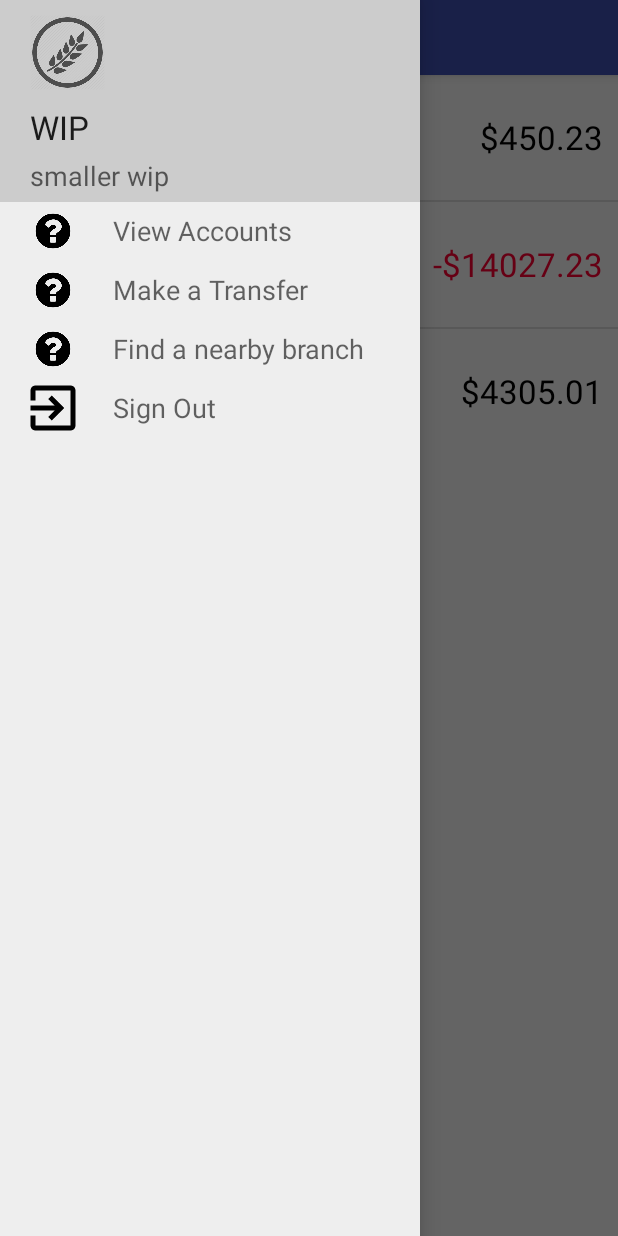
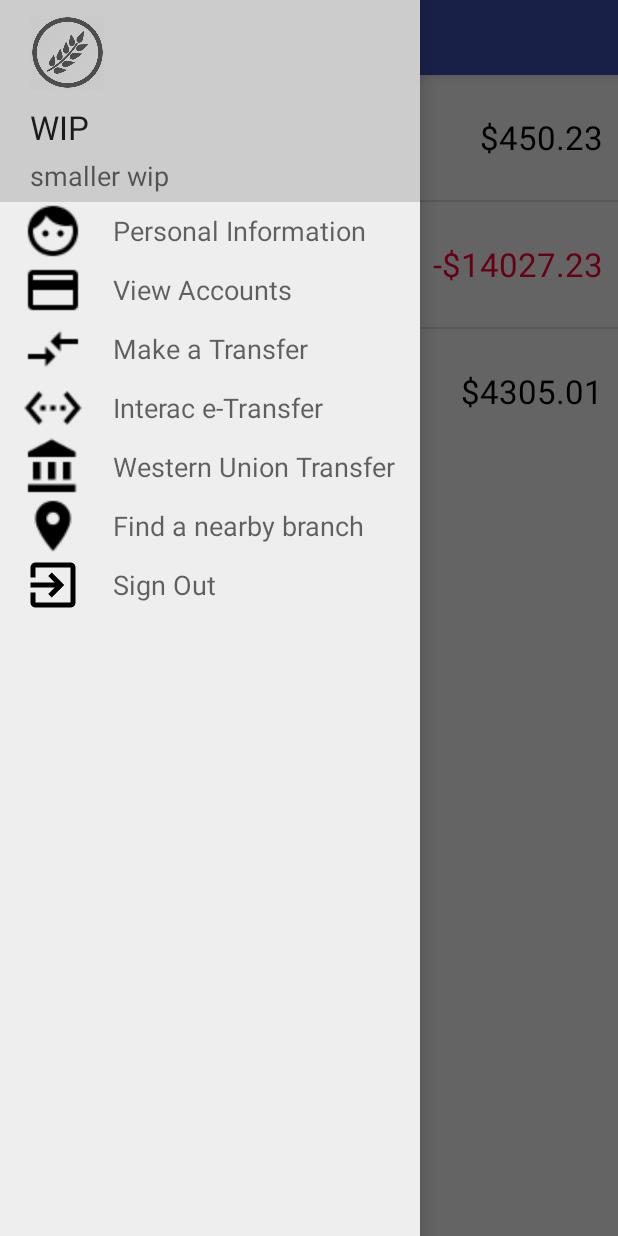
Before and after one commit to CraigBryan/baNGk, an Android app: the NavDrawerActivity screen opened directly, with no data from a screen before it, with the side drawer open, on a phone screen of 412 x 824 dp. Run offline under Robolectric (Android 15) with nearby library versions, the phone set to English and light mode, and no system bars.

```diff
--- a/bangk_android_prototype/app/src/main/java/com/bangk/bangk_android_prototype/NavDrawer/NavClickHandler.java
+++ b/bangk_android_prototype/app/src/main/java/com/bangk/bangk_android_prototype/NavDrawer/NavClickHandler.java
@@ -3,6 +3,8 @@ package com.bangk.bangk_android_prototype.NavDrawer;
 import android.content.Intent;
 import android.support.v4.widget.DrawerLayout;
 import android.util.Log;
+import android.widget.Toast;
+
 import com.bangk.bangk_android_prototype.R;
 import com.bangk.bangk_android_prototype.WelcomeActivity;
 
@@ -21,6 +23,9 @@ public class NavClickHandler {
 
     public void doNavAction(String action) {
         switch(action) {
+            case "viewprofile":
+                // TODO load profile view
+                break;
             case "viewaccounts":
                 context.loadFragment(R.layout.view_accounts);
                 break;
@@ -35,6 +40,11 @@ public class NavClickHandler {
             case "map":
                 context.loadFragment(R.layout.view_map);
                 break;
+            case "unimplemented":
+                Toast.makeText(
+                    context, "Feature Unimplemented", Toast.LENGTH_SHORT
+                ).show();
+                return;
             default:
                 Log.e(
                     "baNGk ERROR", "Unknown nav drawer action done: " + action
--- a/bangk_android_prototype/app/src/main/java/com/bangk/bangk_android_prototype/NavDrawer/NavDrawerActivity.java
+++ b/bangk_android_prototype/app/src/main/java/com/bangk/bangk_android_prototype/NavDrawer/NavDrawerActivity.java
@@ -124,17 +124,42 @@ public class NavDrawerActivity extends AppCompatActivity {
     }
 
     private void populateNavDrawer(NavDrawerAdapter navList) {
-        // Some fake nav items
+        // Nav items, titles, adn icon definitions
         navList.add(new NavDrawerItem(
-            "View Accounts", "viewaccounts", R.mipmap.questionmark)
-        );
+            "Personal Information",
+            "viewprofile",
+            R.mipmap.ic_face_black_24dp
+        ));
         navList.add(new NavDrawerItem(
-            "Make a Transfer", "transfer", R.mipmap.questionmark)
-        );
+            "View Accounts",
+            "viewaccounts",
+            R.mipmap.ic_credit_card_black_24dp
+        ));
         navList.add(new NavDrawerItem(
-            "Find a nearby branch", "map", R.mipmap.questionmark)
-        );
-        // Sign out
+            "Make a Transfer",
+            "transfer",
+            R.mipmap.ic_compare_arrows_black_24dp
+        ));
+
+        // Unimplemented action
+        navList.add(new NavDrawerItem(
+            "Interac e-Transfer",
+            "unimplemented",
+            R.mipmap.ic_settings_ethernet_black_24dp
+        ));
+        // Unimplemented action
+        navList.add(new NavDrawerItem(
+            "Western Union Transfer",
+            "unimplemented",
+            R.mipmap.ic_account_balance_black_24dp
+        ));
+
+        navList.add(new NavDrawerItem(
+            "Find a nearby branch",
+            "map",
+            R.mipmap.ic_room_black_24dp
+        ));
+        // Sign out (always last)
         navList.add(
             new NavDrawerItem("Sign Out", "signout", R.mipmap.logout)
         );
```
Also changed, not shown: bangk_android_prototype/app/src/main/res/mipmap-xhdpi/ic_account_balance_black_24dp.png (added), bangk_android_prototype/app/src/main/res/mipmap-xhdpi/ic_compare_arrows_black_24dp.png (added), bangk_android_prototype/app/src/main/res/mipmap-xhdpi/ic_credit_card_black_24dp.png (added), bangk_android_prototype/app/src/main/res/mipmap-xhdpi/ic_face_black_24dp.png (added), bangk_android_prototype/app/src/main/res/mipmap-xhdpi/ic_room_black_24dp.png (added), bangk_android_prototype/app/src/main/res/mipmap-xhdpi/ic_settings_ethernet_black_24dp.png (added).
